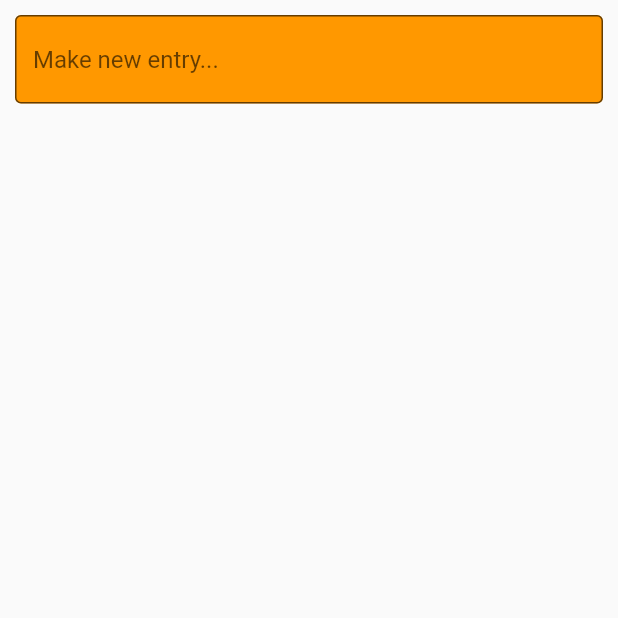
After one commit to DaVinciTachyon/SWENG2020, a Flutter app: the MainNav screen opened directly, after a tap on "Journal", on a phone screen of 412 x 824 dp, the top half of it. The commit adds this screen. Run offline on Flutter 3.47's test engine with Material 2 defaults, Android fonts, the light colour scheme and no system bars; project files that could hold a hidden picture were left out.

Commit message:
some basic navigation

```diff
--- /dev/null
+++ b/EiSHT/lib/journal/journal.dart
@@ -0,0 +1,42 @@
+import "package:flutter/material.dart";
+
+class JournalPage extends StatefulWidget {
+  @override
+  State<StatefulWidget> createState() => JournalPageState();
+}
+
+class JournalPageState extends State<JournalPage> {
+  String textEntry = "";
+
+  @override
+  Widget build(BuildContext context) {
+    return Scaffold(
+      body: Padding(
+        padding: EdgeInsets.only(
+          bottom: MediaQuery.of(context).viewInsets.bottom,
+          top: 10.0,
+          left: 10.0,
+          right: 10.0,
+        ),
+        child: Column(
+          children: <Widget>[
+            // Padding(
+            //   padding: EdgeInsets.only(left: 15.0),
+            // ),
+            TextFormField(
+              decoration: InputDecoration(
+                border: OutlineInputBorder(),
+                hintText: "Make new entry...",
+                filled: true,
+                fillColor: Colors.orange,
+              ),
+              onChanged: (text) {
+                textEntry = text;
+              },
+            ),
+          ],
+        ),
+      ),
+    );
+  }
+}
--- /dev/null
+++ b/EiSHT/lib/navigation/main_nav.dart
@@ -0,0 +1,28 @@
+import "package:flutter/material.dart";
+import '../goals/goal_setting.dart';
+import '../journal/journal.dart';
+
+class MainNav extends StatelessWidget {
+  @override
+  Widget build(BuildContext context) {
+    return Scaffold(
+        body: ListView(children: <Widget>[
+      RaisedButton(
+          child: Text('Goals'),
+          onPressed: () {
+            Navigator.push(context,
+                MaterialPageRoute<bool>(builder: (BuildContext context) {
+              return GoalSetting();
+            }));
+          }),
+      RaisedButton(
+          child: Text('Journal'),
+          onPressed: () {
+            Navigator.push(context,
+                MaterialPageRoute<bool>(builder: (BuildContext context) {
+              return JournalPage();
+            }));
+          })
+    ]));
+  }
+}
--- a/EiSHT/lib/pin/pin_page.dart
+++ b/EiSHT/lib/pin/pin_page.dart
@@ -1,5 +1,5 @@
 import 'package:flutter/material.dart';
-import '../goals/goal_setting.dart';
+import '../navigation/main_nav.dart';
 
 class MyHomePage extends StatefulWidget {
   MyHomePage({Key key, this.title}) : super(key: key);
@@ -19,10 +19,9 @@ class _MyHomePageState extends State<MyHomePage> {
     } else {
       output = output + buttonText;
       if (output == (password)) {
-        // output = "WELCOME!";
         Navigator.push(context,
             MaterialPageRoute<bool>(builder: (BuildContext context) {
-          return GoalSetting();
+          return MainNav();
         }));
       }
     }
```
